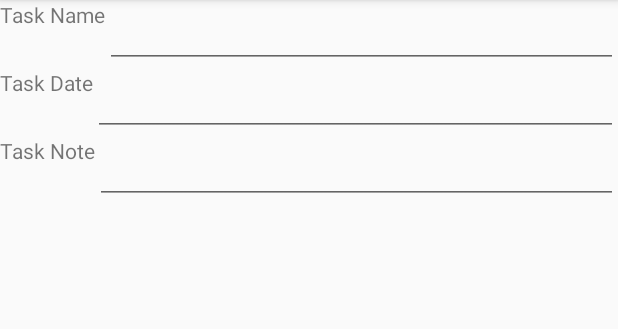
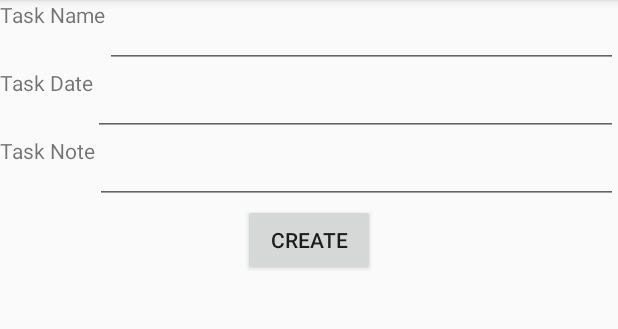
Before and after one commit to T-Graves/MyPDA, an Android app: the fragment ScheduleItemsMenuFragment placed in its activity, after a tap on "Create New Task", on a phone screen of 412 x 824 dp, the part 84-413 px from its top. Run offline under Robolectric (Android 15) with nearby library versions, the phone set to English and light mode, and no system bars.

Commit message:
Working on schedule item creation

```diff
--- a/app/src/main/java/com/gravestristan/mypda/ScheduleItems.java
+++ b/app/src/main/java/com/gravestristan/mypda/ScheduleItems.java
@@ -12,7 +12,7 @@ public class ScheduleItems {
 
     private UUID mId;
     private String mTaskName;
-    private Date mTaskDate;
+    private String mTaskDate;
     private String mTaskNote;
 
     /**
@@ -55,12 +55,21 @@ public class ScheduleItems {
         this.mTaskName = mTaskName;
     }
 
-    /*
+    /**
+     *
+     * @return
+     */
+    public String getTaskDate(){
+        return mTaskDate;
+    }
 
-    // Im not sure if the Date variable type will work for this
-    mTaskDate getter and setter
-
+    /**
+     *
+     * @param mTaskDate
      */
+    public void setTaskDate(String mTaskDate){
+        this.mTaskDate = mTaskDate;
+    }
 
     /**
      * Method to return the note for this task.
@@ -75,7 +84,7 @@ public class ScheduleItems {
      * @param mTaskNote The users note for the task item
      */
     public void setTaskNote(String mTaskNote){
-        this.mTaskName = mTaskNote;
+        this.mTaskNote = mTaskNote;
     }
 
     /**
--- a/app/src/main/java/com/gravestristan/mypda/ScheduleItemsCreationFragment.java
+++ b/app/src/main/java/com/gravestristan/mypda/ScheduleItemsCreationFragment.java
@@ -1,7 +1,6 @@
 package com.gravestristan.mypda;
 
 import android.os.Bundle;
-import android.support.annotation.Nullable;
 import android.support.v4.app.Fragment;
 import android.view.LayoutInflater;
 import android.view.Menu;
@@ -9,23 +8,58 @@ import android.view.MenuInflater;
 import android.view.MenuItem;
 import android.view.View;
 import android.view.ViewGroup;
+import android.widget.Button;
+import android.widget.EditText;
+
+import java.util.ArrayList;
 
 /**
+ * The Schedule item creation fragment.
  * Created by Tristan on 3/1/2016.
  */
 public class ScheduleItemsCreationFragment extends Fragment implements AppStatics {
+
+    ArrayList<ScheduleItems> mScheduleItems;
+
+    EditText mTaskName;
+    EditText mTaskDate;
+    EditText mTaskNote;
+
+    Button mCreateButton;
 
     @Override
     public void onCreate(Bundle savedInstanceState) {
         super.onCreate(savedInstanceState);
         setHasOptionsMenu(true);
+
+        mScheduleItems = PDASingleton.get(getActivity()).getScheduleNames();
     }
 
-    @Nullable
     @Override
     public View onCreateView(LayoutInflater inflater, ViewGroup container, Bundle savedInstanceState) {
         View view = inflater.inflate(R.layout.fragment_schedule_item_creation, container, false);
 
+        mTaskName = (EditText) view.findViewById(R.id.task_name);
+        mTaskDate = (EditText) view.findViewById(R.id.task_date);
+        mTaskNote = (EditText) view.findViewById(R.id.task_note);
+
+        mCreateButton = (Button) view.findViewById(R.id.new_task_button);
+
+        // keep near bottom as it should be the last thing to happen. easier to follow this way
+        mCreateButton.setOnClickListener(new View.OnClickListener() {
+            @Override
+            public void onClick(View v) {
+                ScheduleItems newItem = new ScheduleItems();
+
+                newItem.setTaskName(mTaskName.getText().toString());
+                newItem.setTaskDate(mTaskDate.getText().toString());
+                newItem.setTaskNote(mTaskNote.getText().toString());
+
+                mScheduleItems.add(newItem);
+                getFragmentManager().popBackStack();
+
+            }
+        });
         return view;
     }
 
--- a/app/src/main/java/com/gravestristan/mypda/ScheduleItemsMenuFragment.java
+++ b/app/src/main/java/com/gravestristan/mypda/ScheduleItemsMenuFragment.java
@@ -5,7 +5,6 @@ import android.support.v4.app.Fragment;
 import android.support.v4.app.FragmentTransaction;
 import android.view.LayoutInflater;
 import android.view.Menu;
-import android.view.MenuInflater;
 import android.view.MenuItem;
 import android.view.View;
 import android.view.ViewGroup;
@@ -46,11 +45,6 @@ public class ScheduleItemsMenuFragment extends Fragment implements AppStatics{
         return view;
     }
 
-    /*@Override
-    public void onCreateOptionsMenu(Menu menu, MenuInflater inflater) {
-        super.onCreateOptionsMenu(menu, inflater);
-    }*/
-
     @Override
     public void onPrepareOptionsMenu(Menu menu) {
         menu.findItem(R.id.action_new_task).setVisible(true);
@@ -64,7 +58,6 @@ public class ScheduleItemsMenuFragment extends Fragment implements AppStatics{
                 return true;
             case R.id.action_new_task:
                 ScheduleItemsCreationFragment createNewItem = new ScheduleItemsCreationFragment();
-
                 FragmentTransaction transaction = getFragmentManager().beginTransaction();
                 transaction.replace(R.id.fragmentContainer, createNewItem);
                 transaction.addToBackStack(null);
@@ -102,7 +95,7 @@ public class ScheduleItemsMenuFragment extends Fragment implements AppStatics{
                 mTaskName.setText(schItems.getTaskName());
             }
             if(mTaskDate != null){
-                mTaskDate.setText("temp data");
+                mTaskDate.setText(schItems.getTaskDate());
             }
 
             return convertView;
--- a/app/src/main/res/layout/fragment_schedule_item_creation.xml
+++ b/app/src/main/res/layout/fragment_schedule_item_creation.xml
@@ -62,4 +62,11 @@
             android:layout_gravity="center_horizontal" />
 
     </LinearLayout>
+
+    <Button
+        android:layout_width="wrap_content"
+        android:layout_height="wrap_content"
+        android:text="Create"
+        android:id="@+id/new_task_button"
+        android:layout_gravity="center_horizontal" />
 </LinearLayout>
```
